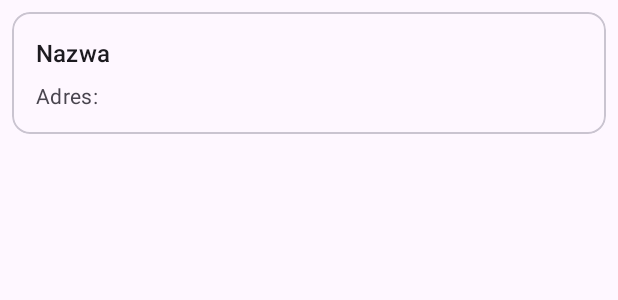
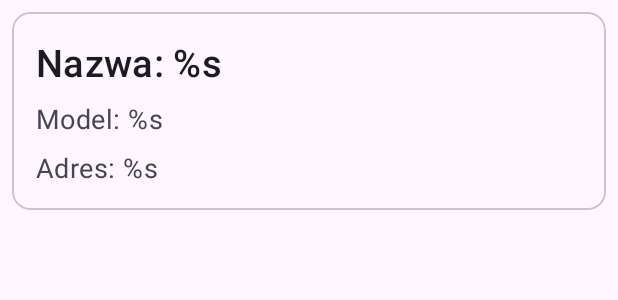
Before and after one commit to zero-jedynkowy/pmik-clock-project, an Android app: the layout item_view.xml on its own in the app's theme, with its tools: preview values and no code run, on a phone screen of 412 x 824 dp. Shown: the top 300 px of the screen. Run offline under Robolectric (Android 15) with nearby library versions, the phone set to English and light mode, and no system bars.

Commit message:
Development of the Android app

```diff
--- a/androidWorkspace/ClockApp/app/src/main/java/com/example/clockapp/DevicesListViewAdapter.java
+++ b/androidWorkspace/ClockApp/app/src/main/java/com/example/clockapp/DevicesListViewAdapter.java
@@ -30,8 +30,9 @@ public class DevicesListViewAdapter extends RecyclerView.Adapter<DevicesListView
     @Override
     public void onBindViewHolder(@NonNull DevicesListViewHolder holder, int position)
     {
-        holder.name.setText("Clocker V1");
-        holder.bluetoothAddress.setText("0b:21:0122:bbh");
+        holder.userName.setText(String.format(holder.userName.getText().toString(), items.get(position).getUserName()));
+        holder.modelName.setText(String.format(holder.modelName.getText().toString(), items.get(position).getModelName()));
+        holder.bluetoothAddress.setText(String.format(holder.bluetoothAddress.getText().toString(), items.get(position).getBluetoothAddress()));
     }
 
     @Override
--- a/androidWorkspace/ClockApp/app/src/main/java/com/example/clockapp/DevicesListViewHolder.java
+++ b/androidWorkspace/ClockApp/app/src/main/java/com/example/clockapp/DevicesListViewHolder.java
@@ -18,13 +18,15 @@ import java.util.Map;
 public class DevicesListViewHolder extends RecyclerView.ViewHolder
 {
     public MaterialCardView cardView;
-    public TextView name;
+    public TextView userName;
+    public TextView modelName;
     public TextView bluetoothAddress;
     public DevicesListViewHolder(@NonNull View itemView)
     {
         super(itemView);
         this.cardView = itemView.findViewById(R.id.card);
-        this.name = itemView.findViewById(R.id.name);
+        this.userName = itemView.findViewById(R.id.name);
+        this.modelName = itemView.findViewById(R.id.model);
         this.bluetoothAddress = itemView.findViewById(R.id.address);
     }
 }
--- a/androidWorkspace/ClockApp/app/src/main/java/com/example/clockapp/MainActivity.java
+++ b/androidWorkspace/ClockApp/app/src/main/java/com/example/clockapp/MainActivity.java
@@ -110,6 +110,7 @@ public class MainActivity extends AppCompatActivity implements NavigationBarView
             }
             Intent enableBtIntent = new Intent(BluetoothAdapter.ACTION_REQUEST_ENABLE);
             startActivityForResult(enableBtIntent, REQUEST_ENABLE_BT);
+            this.devicesListFragment.uwu();
         }
         else
         {
--- a/androidWorkspace/ClockApp/app/src/main/res/layout/fragment_devices_list.xml
+++ b/androidWorkspace/ClockApp/app/src/main/res/layout/fragment_devices_list.xml
@@ -13,6 +13,7 @@
         android:fontFamily="@font/lato_bold"
         android:layout_centerHorizontal="true"
         android:padding="30dp"
+        android:id="@+id/noDevices"
         android:text="Brak urządzeń"
 
 
--- a/androidWorkspace/ClockApp/app/src/main/res/layout/item_view.xml
+++ b/androidWorkspace/ClockApp/app/src/main/res/layout/item_view.xml
@@ -21,16 +21,28 @@ android:layout_margin="8dp"
         <TextView
             android:layout_width="wrap_content"
             android:layout_height="wrap_content"
-            android:text="Nazwa"
+            android:text="Nazwa: %s"
             android:id="@+id/name"
+            android:textSize="25sp"
             android:textAppearance="?attr/textAppearanceTitleMedium"
             />
         <TextView
             android:layout_width="wrap_content"
             android:layout_height="wrap_content"
             android:layout_marginTop="8dp"
-            android:text="Adres: "
+            android:text="Model: %s"
+            android:id="@+id/model"
+            android:textSize="18sp"
+            android:textAppearance="?attr/textAppearanceBodyMedium"
+            android:textColor="?android:attr/textColorSecondary"
+            />
+        <TextView
+            android:layout_width="wrap_content"
+            android:layout_height="wrap_content"
+            android:layout_marginTop="8dp"
+            android:text="Adres: %s"
             android:id="@+id/address"
+            android:textSize="18sp"
             android:textAppearance="?attr/textAppearanceBodyMedium"
             android:textColor="?android:attr/textColorSecondary"
             />
```
Also changed, not shown: androidWorkspace/ClockApp/app/src/main/java/com/example/clockapp/DevicesList.java (+74 -3 lines), androidWorkspace/ClockApp/app/src/main/java/com/example/clockapp/Item.java (+19 -12 lines).
